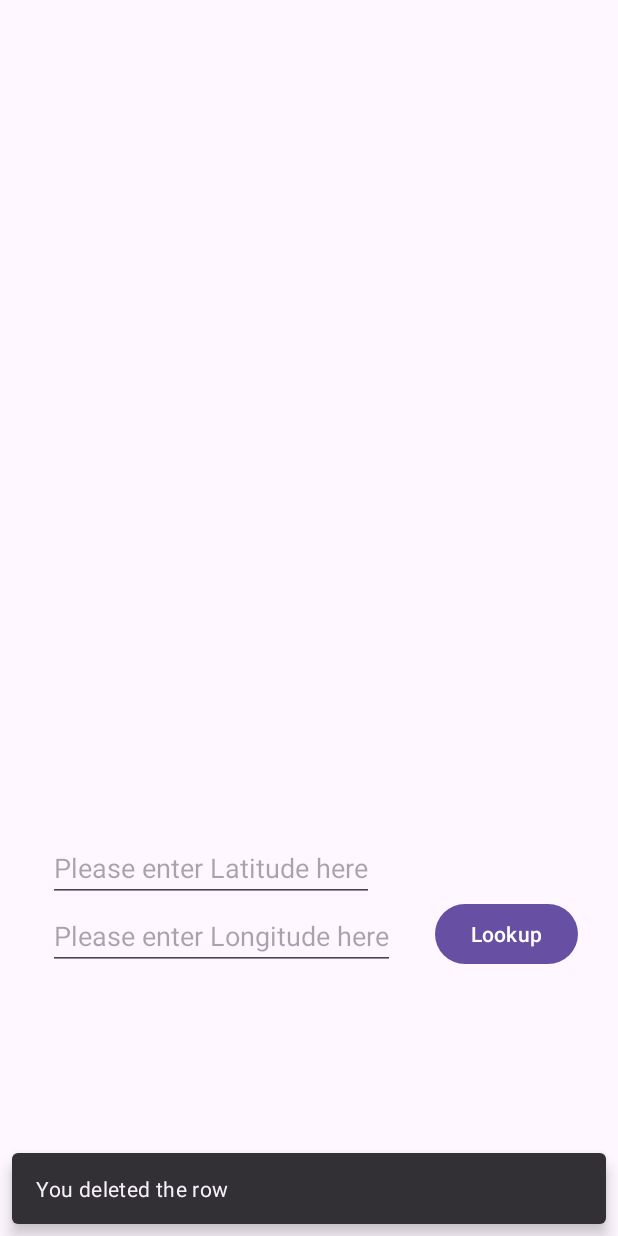
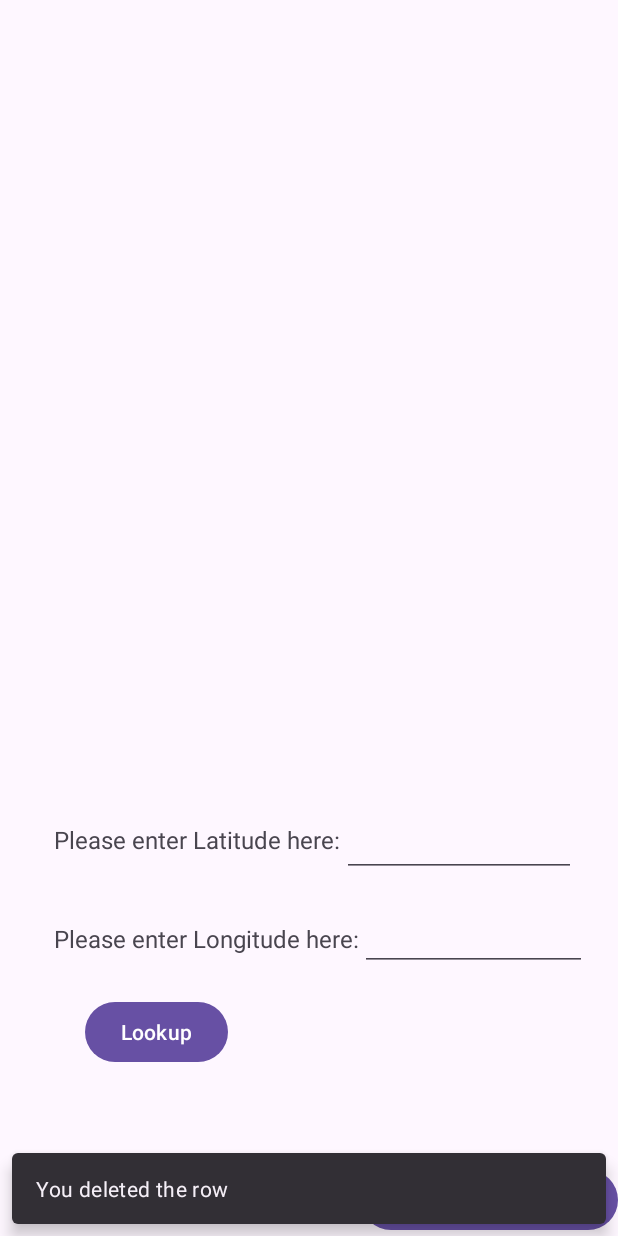
Before and after one commit to wangguosheng0924/FinalProject_Fall23, an Android app: the SunriseMain screen opened directly, with no data from a screen before it, after a tap on "Lookup", on a phone screen of 412 x 824 dp. Run offline under Robolectric (Android 15) with nearby library versions, the phone set to English and light mode, and no system bars.

Commit message:
finished requirement6

```diff
--- a/app/src/main/java/algonquin/cst2335/finalproject_fall23/SunriseMain.java
+++ b/app/src/main/java/algonquin/cst2335/finalproject_fall23/SunriseMain.java
@@ -6,6 +6,8 @@ import androidx.appcompat.app.AppCompatActivity;
 import androidx.recyclerview.widget.LinearLayoutManager;
 import androidx.recyclerview.widget.RecyclerView;
 
+import android.content.Context;
+import android.content.SharedPreferences;
 import android.os.Bundle;
 import android.view.ViewGroup;
 import android.widget.Toast;
@@ -64,11 +66,33 @@ public class SunriseMain extends AppCompatActivity {
         builder.create().show();
 
 
+        SharedPreferences prefs = getSharedPreferences("MyData", Context.MODE_PRIVATE);
+
         // Click handler for the buttonLookup
         binding.buttonLookup.setOnClickListener(click ->{
             String newLatitude = binding.editTextLatitude.getText().toString();
             String newLongitude = binding.editTextLongitude.getText().toString();
+
+            // Save the entered Latitude and Longitude to disk (SharedPreferences)
+            SharedPreferences.Editor editor = prefs.edit();
+            editor.putString("Latitude", binding.editTextLatitude.getText().toString());
+            editor.putString("Longitude", binding.editTextLongitude.getText().toString());
+            editor.apply();//send to disk
 // code here
         });
+
+        // Load the last entered Latitude and Longitude from SharedPreferences
+        String lastEnteredLatitude = prefs.getString("Latitude", "");
+        binding.editTextLatitude.setText(lastEnteredLatitude);
+        String lastEnteredLongitude = prefs.getString("Longitude", "");
+        binding.editTextLongitude.setText(lastEnteredLongitude);
+
+
+        // Handle the backToMainActivityButton click
+        binding.backToMainActivityButton.setOnClickListener(click -> {
+            // to go back:
+            finish();
+        });
+
     };
 }
--- a/app/src/main/res/layout/activity_sunrise_main.xml
+++ b/app/src/main/res/layout/activity_sunrise_main.xml
@@ -6,48 +6,76 @@
     android:layout_height="match_parent"
     tools:context=".SunriseMain">
 
-    <!-- RecyclerView to display search results or favorite locations -->
     <androidx.recyclerview.widget.RecyclerView
         android:id="@+id/recyclerViewResults"
         android:layout_width="0dp"
         android:layout_height="0dp"
         app:layout_constraintBottom_toBottomOf="parent"
         app:layout_constraintEnd_toEndOf="parent"
-        app:layout_constraintHorizontal_bias="1.0"
+        app:layout_constraintHorizontal_bias="0.0"
         app:layout_constraintStart_toStartOf="parent"
         app:layout_constraintTop_toTopOf="parent"
-        app:layout_constraintVertical_bias="1.0" />
+        app:layout_constraintVertical_bias="0.0" />
 
-    <!-- EditText for entering latitude -->
+    <TextView
+        android:id="@+id/textViewLatitude"
+        android:layout_width="192dp"
+        android:layout_height="42dp"
+        android:layout_gravity="center_vertical"
+        android:layout_marginBottom="24dp"
+        android:text="Please enter Latitude here: "
+        android:textSize="16dp"
+        app:layout_constraintBottom_toTopOf="@+id/textViewLongitude"
+        app:layout_constraintStart_toStartOf="@+id/textViewLongitude" />
+
     <EditText
         android:id="@+id/editTextLatitude"
-        android:layout_width="wrap_content"
-        android:layout_height="wrap_content"
-        android:layout_marginStart="32dp"
-        android:layout_marginTop="556dp"
-        android:hint="Please enter Latitude here"
-        app:layout_constraintStart_toStartOf="parent"
-        app:layout_constraintTop_toTopOf="parent" />
+        android:layout_width="156dp"
+        android:layout_height="41dp"
+        android:layout_marginTop="-5dp"
+        android:hint=""
+        app:layout_constraintStart_toEndOf="@+id/textViewLatitude"
+        app:layout_constraintTop_toTopOf="@+id/textViewLatitude" />
 
-    <!-- EditText for entering longitude -->
+    <TextView
+        android:id="@+id/textViewLongitude"
+        android:layout_width="204dp"
+        android:layout_height="33dp"
+        android:layout_gravity="center_vertical"
+        android:layout_marginStart="36dp"
+        android:layout_marginBottom="16dp"
+        android:text="Please enter Longitude here: "
+        android:textSize="16dp"
+        app:layout_constraintBottom_toTopOf="@+id/buttonLookup"
+        app:layout_constraintStart_toStartOf="parent" />
+
     <EditText
         android:id="@+id/editTextLongitude"
-        android:layout_width="wrap_content"
-        android:layout_height="wrap_content"
+        android:layout_width="151dp"
+        android:layout_height="38dp"
         android:layout_below="@id/editTextLatitude"
-        android:hint="Please enter Longitude here"
-        app:layout_constraintStart_toStartOf="@+id/editTextLatitude"
-        app:layout_constraintTop_toBottomOf="@+id/editTextLatitude" />
+        android:layout_marginTop="-5dp"
+        android:hint=""
+        app:layout_constraintStart_toEndOf="@+id/textViewLongitude"
+        app:layout_constraintTop_toTopOf="@+id/textViewLongitude" />
 
-    <!-- Button to trigger the lookup -->
     <Button
         android:id="@+id/buttonLookup"
         android:layout_width="wrap_content"
         android:layout_height="wrap_content"
         android:layout_below="@id/editTextLongitude"
+        android:layout_marginEnd="260dp"
+        android:layout_marginBottom="112dp"
         android:text="Lookup"
-        app:layout_constraintBottom_toBottomOf="@+id/editTextLongitude"
-        app:layout_constraintEnd_toEndOf="parent"
-        app:layout_constraintStart_toEndOf="@+id/editTextLongitude" />
+        app:layout_constraintBottom_toBottomOf="parent"
+        app:layout_constraintEnd_toEndOf="parent" />
+
+    <Button
+        android:id="@+id/backToMainActivityButton"
+        android:layout_width="wrap_content"
+        android:layout_height="wrap_content"
+        android:text="Back to Home Page"
+        app:layout_constraintBottom_toBottomOf="parent"
+        app:layout_constraintEnd_toEndOf="parent" />
 
 </androidx.constraintlayout.widget.ConstraintLayout>
```
